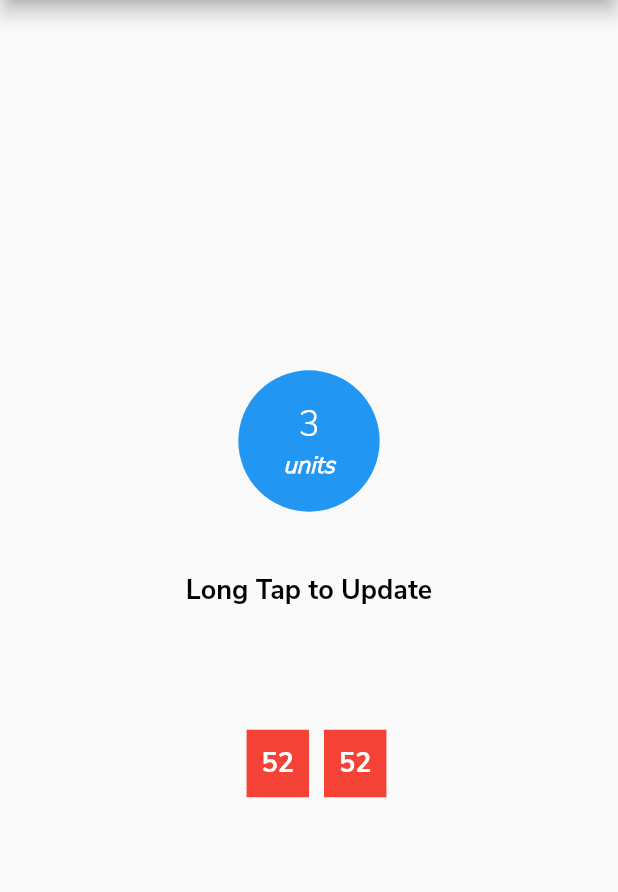
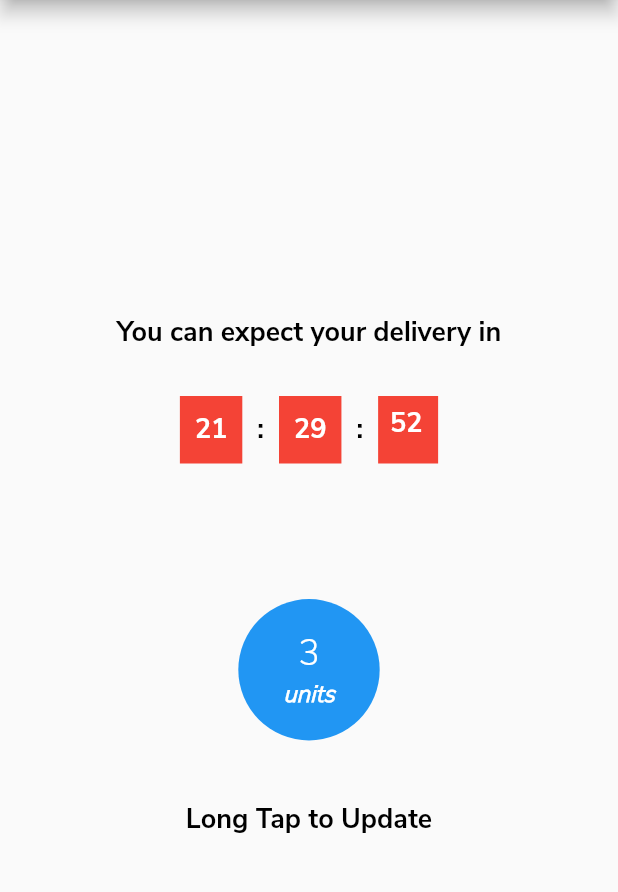
Before and after one commit to chaitu843/flutter_app, a Flutter app: the screen it shows after launch, on a phone screen of 412 x 824 dp, the part 84-976 px from its top. Run offline on Flutter 3.47's test engine with Material 2 defaults, Android fonts, the phone set to English and light mode, and no system bars.

Commit message:
CounterDone

```diff
--- a/lib/Counter.dart
+++ b/lib/Counter.dart
@@ -20,18 +20,18 @@ class CounterState extends State<Counter> with SingleTickerProviderStateMixin {
     animationController =
         AnimationController(duration: Duration(seconds: 1), vsync: this);
     animation = Tween(
-      begin: 0.0,
-      end: 1.0,
+      begin: 30.0,
+      end: 0.0,
     ).animate(CurvedAnimation(
-        parent: animationController, curve: Curves.fastOutSlowIn));
-    animation.addListener(() => this.setState((){}));
-    animationController.forward();
+        parent: animationController, curve: Curves.linear));
+    animation.addListener(() => this.setState(() {}));
+    animationController.repeat(period: Duration(seconds: 1));
     Timer.periodic(
         Duration(
           seconds: 1,
         ), (Timer time) {
-      if (second == 0) {
-        setState(() {
+      setState(() {
+        if (second == 0) {
           second = 59;
           if (minute != 0)
             minute = minute - 1;
@@ -42,12 +42,10 @@ class CounterState extends State<Counter> with SingleTickerProviderStateMixin {
             else
               hour = 23;
           }
-        });
-      } else {
-        setState(() {
-          second--;
-        });
-      }
+        } else {
+          second = second - 1;
+        }
+      });
     });
     DateTime bTime;
     bTime = DateTime(time.year, time.month, time.day, 8, 0);
@@ -72,30 +70,31 @@ class CounterState extends State<Counter> with SingleTickerProviderStateMixin {
     return Row(
       mainAxisAlignment: MainAxisAlignment.center,
       children: <Widget>[
-        // Container(
-        //   margin: EdgeInsets.only(right: 10.0),
-        //   child: hour < 10 ? Text('0$hour', style: TextStyle(color: Colors.white),) : Text('$hour', style: TextStyle(color: Colors.white),),
-        //   padding: EdgeInsets.all(10.0),
-        //   decoration: BoxDecoration(
-        //     color: Colors.red
-        //   ),
-        // ),
-        // Text(':'),
-        // Container(
-        //   margin: EdgeInsets.only(right: 10.0, left:10.0),
-        //   child: minute < 10 ? Text('0$minute', style: TextStyle(color: Colors.white),) : Text('$minute', style: TextStyle(color: Colors.white),),
-        //   padding: EdgeInsets.all(10.0),
-        //   decoration: BoxDecoration(
-        //     color: Colors.red
-        //   ),
-        // ),
-        // Text(':'),
+        Container(
+          margin: EdgeInsets.only(right: 10.0),
+          child: hour < 10 ? Text('0$hour', style: TextStyle(color: Colors.white),) : Text('$hour', style: TextStyle(color: Colors.white),),
+          padding: EdgeInsets.all(10.0),
+          decoration: BoxDecoration(
+            color: Colors.red
+          ),
+        ),
+        Text(':'),
+        Container(
+          margin: EdgeInsets.only(right: 10.0, left:10.0),
+          child: minute < 10 ? Text('0$minute', style: TextStyle(color: Colors.white),) : Text('$minute', style: TextStyle(color: Colors.white),),
+          padding: EdgeInsets.all(10.0),
+          decoration: BoxDecoration(
+            color: Colors.red
+          ),
+        ),
+        Text(':'),
         AnimatedBuilder(
           animation: animationController,
           builder: (BuildContext context, Widget child) {
             return Container(
               margin: EdgeInsets.only(left: 10.0),
-              height: animation.value * 45.0,
+              height: 45.0,
+              width: 40.0,
               child: second < 10
                   ? Text(
                       '0$second',
@@ -105,25 +104,11 @@ class CounterState extends State<Counter> with SingleTickerProviderStateMixin {
                       '$second',
                       style: TextStyle(color: Colors.white),
                     ),
-              padding: EdgeInsets.all(10.0),
+              padding: EdgeInsets.only(left: 8.0, top: animation.value),
               decoration: BoxDecoration(color: Colors.red),
             );
           },
         ),
-        Container(
-          margin: EdgeInsets.only(left: 10.0),
-          child: second < 10
-              ? Text(
-                  '0$second',
-                  style: TextStyle(color: Colors.white),
-                )
-              : Text(
-                  '$second',
-                  style: TextStyle(color: Colors.white),
-                ),
-          padding: EdgeInsets.all(10.0),
-          decoration: BoxDecoration(color: Colors.red),
-        )
       ],
     );
   }
--- a/lib/HomePage/HomePage.dart
+++ b/lib/HomePage/HomePage.dart
@@ -28,7 +28,8 @@ class HomePageState extends State<HomePage> {
               return AlertDialog(
                 content: Text('Are you sure you want to Sign Out?'),
                 backgroundColor: Colors.white,
-                contentPadding: EdgeInsets.only(top: 20.0, left: 20.0, right: 20.0),
+                contentPadding:
+                    EdgeInsets.only(top: 20.0, left: 20.0, right: 20.0),
                 actions: <Widget>[
                   FlatButton(
                     child: Text('SIGN OUT'),
@@ -128,6 +129,14 @@ class HomePageState extends State<HomePage> {
         child: Column(
           mainAxisAlignment: MainAxisAlignment.center,
           children: <Widget>[
+            Text('You can expect your delivery in'),
+            SizedBox(
+              height: 30.0,
+            ),
+            Counter(),
+            SizedBox(
+              height: 80.0,
+            ),
             Container(
               margin: EdgeInsets.only(bottom: 30.0),
               padding: EdgeInsets.all(30.0),
@@ -148,8 +157,6 @@ class HomePageState extends State<HomePage> {
               ),
             ),
             Text('Long Tap to Update'),
-            SizedBox(height: 80.0,),
-            Counter()
           ],
         ),
       ),
```
